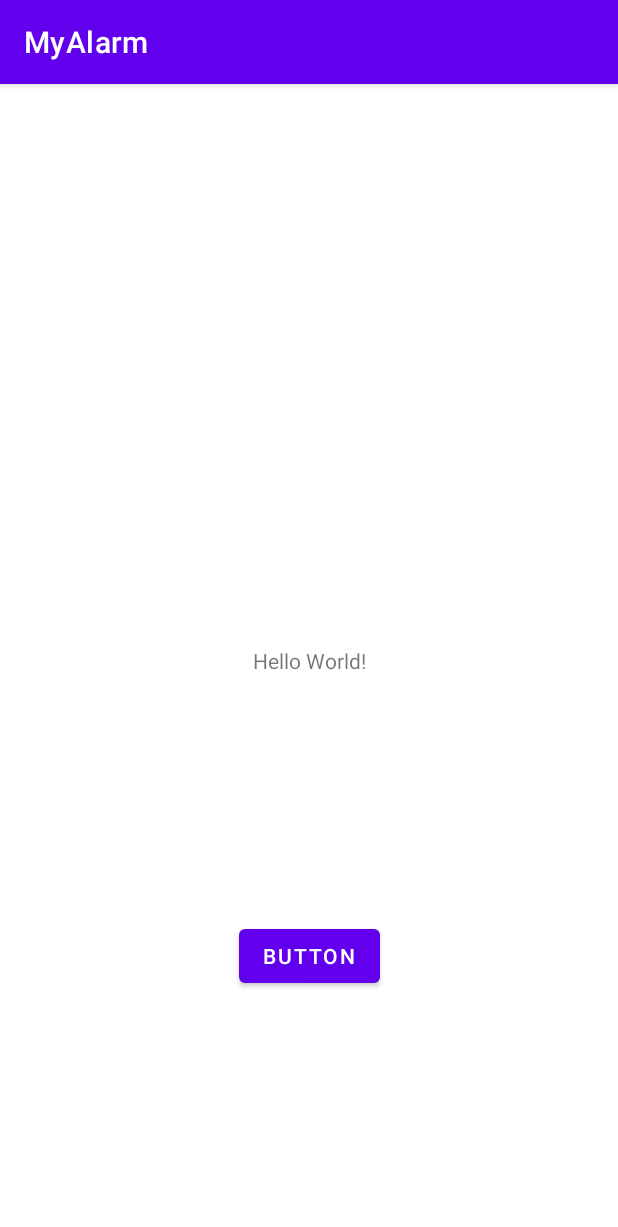
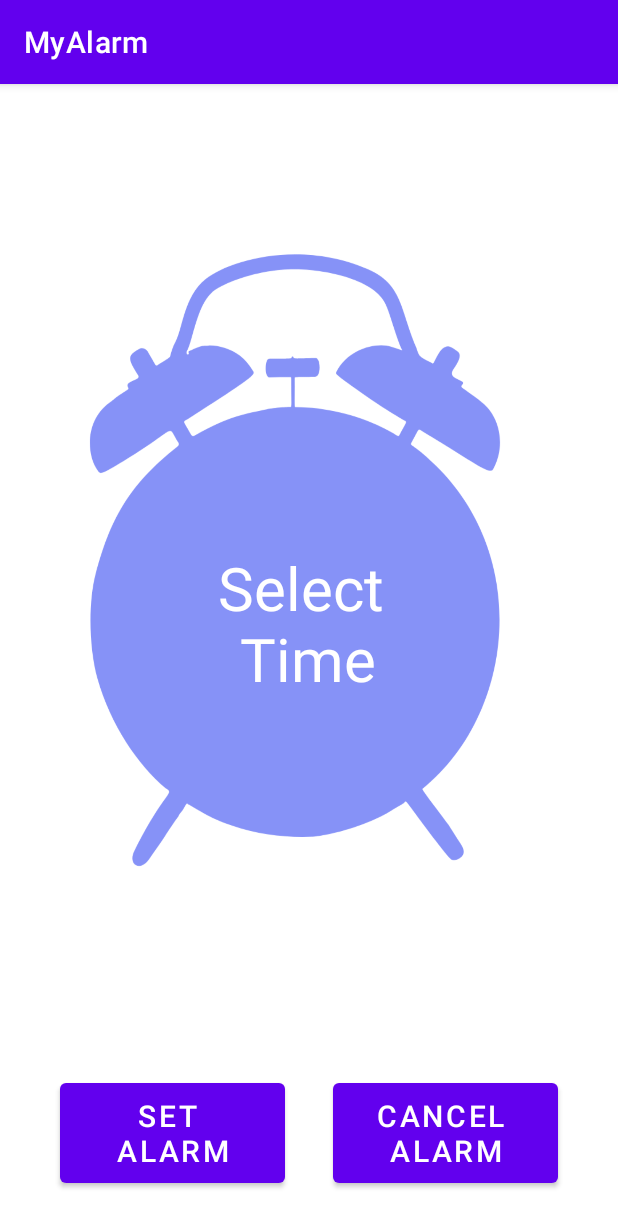
Before and after one commit to varaprasadgoud/alarm_app, an Android app: the screen it shows after launch (MainActivity), on a phone screen of 412 x 824 dp. Shown: the top 1227 px of the screen. Run offline under Robolectric (Android 15) with nearby library versions, the phone set to English and light mode, and no system bars.

Commit message:
designed UI for alarm app

```diff
--- a/app/build.gradle
+++ b/app/build.gradle
@@ -14,6 +14,10 @@ android {
         versionName "1.0"
 
         testInstrumentationRunner "androidx.test.runner.AndroidJUnitRunner"
+    }
+
+    viewBinding {
+        enabled = true
     }
 
     buildTypes {
--- a/app/src/main/java/com/example/myalarm/AlarmActivity.java
+++ b/app/src/main/java/com/example/myalarm/AlarmActivity.java
@@ -2,6 +2,7 @@ package com.example.myalarm;
 
 import androidx.appcompat.app.AppCompatActivity;
 
+import android.content.Intent;
 import android.os.Bundle;
 import android.view.View;
 import android.view.WindowManager;
@@ -29,6 +30,9 @@ public class AlarmActivity extends AppCompatActivity {
                     e.printStackTrace();
                 }
             }
+
+            Intent intent = new Intent(this, MainActivity.class);
+            startActivity(intent);
         });
     }
 
--- a/app/src/main/java/com/example/myalarm/MainActivity.java
+++ b/app/src/main/java/com/example/myalarm/MainActivity.java
@@ -2,18 +2,40 @@ package com.example.myalarm;
 
 import androidx.appcompat.app.AppCompatActivity;
 
+import android.app.AlarmManager;
+import android.app.PendingIntent;
+import android.content.Context;
+import android.icu.util.Calendar;
 import android.media.MediaPlayer;
+import android.os.Build;
 import android.os.Bundle;
 
 import android.content.Intent;
 import android.os.Bundle;
 import android.provider.MediaStore;
+import android.util.Log;
+import android.view.View;
 import android.widget.Button;
+import android.widget.TextView;
+
 import androidx.appcompat.app.AppCompatActivity;
+
+import com.example.myalarm.databinding.ActivityMainBinding;
+import com.google.android.material.timepicker.MaterialTimePicker;
+import com.google.android.material.timepicker.TimeFormat;
+
+import org.w3c.dom.Text;
 
 import java.io.IOException;
 
 public class MainActivity extends AppCompatActivity {
+
+    private ActivityMainBinding binding;
+    private MaterialTimePicker timePicker;
+    private Calendar calendar;
+    private AlarmManager alarmManager;
+    private PendingIntent pendingIntent;
+
 
     @Override
     protected void onCreate(Bundle savedInstanceState) {
@@ -21,8 +43,42 @@ public class MainActivity extends AppCompatActivity {
         setContentView(R.layout.activity_main);
         MediaPlayerSingleton.setMediaPlayer(MediaPlayer.create(this, R.raw.forest_vibes));
 
+        TextView selectTimeView = findViewById(R.id.selectTime);
+        selectTimeView.setOnClickListener(new View.OnClickListener() {
+            @Override
+            public void onClick(View view) {
+                timePicker = new MaterialTimePicker.Builder()
+                        .setTimeFormat(TimeFormat.CLOCK_12H)
+                        .setHour(12)
+                        .setMinute(0)
+                        .setTitleText("Select Alarm Time")
+                        .build();
+                timePicker.show(getSupportFragmentManager(), "androidknowledge");
+                timePicker.addOnPositiveButtonClickListener(new View.OnClickListener() {
+                    @Override
+                    public void onClick(View view) {
+                        Log.d("Mainactivity",String.valueOf(timePicker));
+                        if (timePicker.getHour() >= 12){
+                            selectTimeView.setText(
+                                    String.format("%02d",(timePicker.getHour() == 12 ? 12 : timePicker.getHour()-12)) +":"+ String.format("%02d", timePicker.getMinute())+"PM"
+                            );
+                        } else  {
+                            selectTimeView.setText(timePicker.getHour()+":" + String.format("%02d", timePicker.getMinute())+ "AM");
+                        }
+                        if (Build.VERSION.SDK_INT >= Build.VERSION_CODES.N) {
+                            calendar = Calendar.getInstance();
+                            calendar.set(Calendar.HOUR_OF_DAY, timePicker.getHour());
+                            calendar.set(Calendar.MINUTE, timePicker.getMinute());
+                            calendar.set(Calendar.SECOND, 0);
+                            calendar.set(Calendar.MILLISECOND, 0);
+                        }
+                    }
+                });
+            }
+        });
+
         // Start the AlarmService when a button is pressed
-        Button startButton = findViewById(R.id.start_alarm_button);
+        Button startButton = findViewById(R.id.setAlarm);
         startButton.setOnClickListener(v -> {
 //            if(MediaPlayerSingleton.getMediaPlayer().isPlaying()){
 //                MediaPlayerSingleton.getMediaPlayer().stop();
@@ -37,7 +93,34 @@ public class MainActivity extends AppCompatActivity {
 //            }
 
             Intent serviceIntent = new Intent(MainActivity.this, AlarmService.class);
+            if (Build.VERSION.SDK_INT >= Build.VERSION_CODES.N) {
+                serviceIntent.putExtra("hourOfDay", calendar.get(Calendar.HOUR_OF_DAY));
+                serviceIntent.putExtra("minute", calendar.get(Calendar.MINUTE));
+            }
             startService(serviceIntent);  // Start the foreground service
         });
+
+        Button cancelButton = findViewById(R.id.cancelAlarm);
+        cancelButton.setOnClickListener(v -> {
+            cancelAlarm();
+        });
     }
+
+    public void cancelAlarm() {
+        // Create the same intent used to set the alarm
+        Intent alarmIntent = new Intent(this, AlarmReceiver.class);
+
+        // Create the same PendingIntent used to set the alarm
+        PendingIntent pendingIntent = PendingIntent.getBroadcast(this, 0, alarmIntent, PendingIntent.FLAG_IMMUTABLE);
+
+        // Get the AlarmManager system service
+        AlarmManager alarmManager = (AlarmManager) getSystemService(Context.ALARM_SERVICE);
+
+        // Cancel the alarm by passing the same PendingIntent
+        if (alarmManager != null) {
+            alarmManager.cancel(pendingIntent);
+            MediaPlayerSingleton.releaseMediaPlayer();
+        }
+    }
+
 }
--- a/app/src/main/res/layout/activity_main.xml
+++ b/app/src/main/res/layout/activity_main.xml
@@ -1,29 +1,45 @@
 <?xml version="1.0" encoding="utf-8"?>
-<androidx.constraintlayout.widget.ConstraintLayout xmlns:android="http://schemas.android.com/apk/res/android"
+<LinearLayout
+    xmlns:android="http://schemas.android.com/apk/res/android"
     xmlns:app="http://schemas.android.com/apk/res-auto"
     xmlns:tools="http://schemas.android.com/tools"
     android:layout_width="match_parent"
     android:layout_height="match_parent"
+    android:orientation="vertical"
+    android:gravity="center_vertical"
+    android:background="@drawable/alarm"
     tools:context=".MainActivity">
-
     <TextView
-        android:id="@+id/textView"
         android:layout_width="wrap_content"
         android:layout_height="wrap_content"
-        android:text="Hello World!"
-        app:layout_constraintBottom_toBottomOf="parent"
-        app:layout_constraintEnd_toEndOf="parent"
-        app:layout_constraintStart_toStartOf="parent"
-        app:layout_constraintTop_toTopOf="parent" />
-
-    <Button
-        android:id="@+id/start_alarm_button"
-        android:layout_width="wrap_content"
-        android:layout_height="wrap_content"
-        android:text="Button"
-        app:layout_constraintBottom_toBottomOf="parent"
-        app:layout_constraintEnd_toEndOf="parent"
-        app:layout_constraintStart_toStartOf="parent"
-        app:layout_constraintTop_toBottomOf="@+id/textView" />
-
-</androidx.constraintlayout.widget.ConstraintLayout>
+        android:text="Select \nTime"
+        android:id="@+id/selectTime"
+        android:textSize="40sp"
+        android:layout_marginTop="280dp"
+        android:layout_gravity="center_horizontal"
+        android:textColor="@color/white"
+        android:textAlignment="center"/>
+    <RelativeLayout
+        android:layout_width="match_parent"
+        android:layout_height="wrap_content">
+        <Button
+            android:layout_width="150dp"
+            android:layout_height="wrap_content"
+            android:id="@+id/setAlarm"
+            android:text="Set \nAlarm"
+            android:textSize="20sp"
+            android:padding="8dp"
+            android:layout_marginStart="40dp"
+            android:layout_marginTop="250dp"/>
+        <Button
+            android:layout_width="150dp"
+            android:layout_height="wrap_content"
+            android:id="@+id/cancelAlarm"
+            android:text="Cancel \nAlarm"
+            android:textSize="20sp"
+            android:padding="8dp"
+            android:layout_alignParentEnd="true"
+            android:layout_marginTop="250dp"
+            android:layout_marginEnd="40dp"/>
+    </RelativeLayout>
+</LinearLayout>
--- /dev/null
+++ b/app/src/main/res/xml/colors.xml
@@ -0,0 +1 @@
+<color name="lavender">#8692f7</color>
```
Also changed, not shown: app/src/main/java/com/example/myalarm/AlarmReceiver.java (+35 -35 lines), app/src/main/java/com/example/myalarm/AlarmService.java (+23 -3 lines), app/src/main/res/drawable/alarm.png (added).
